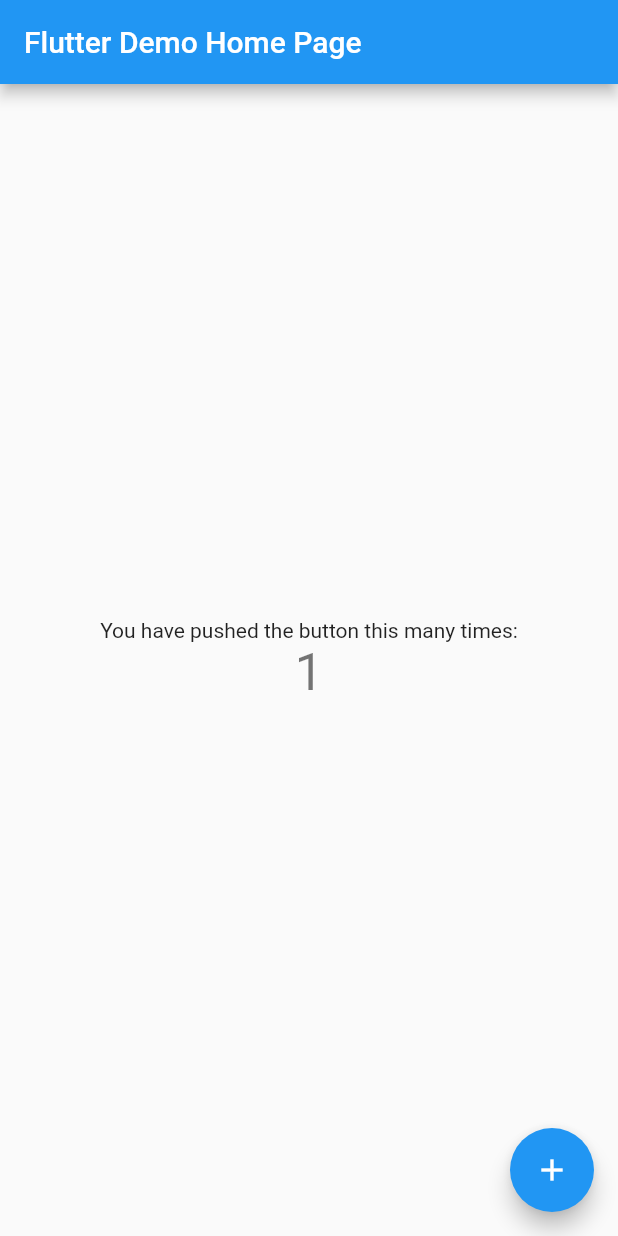
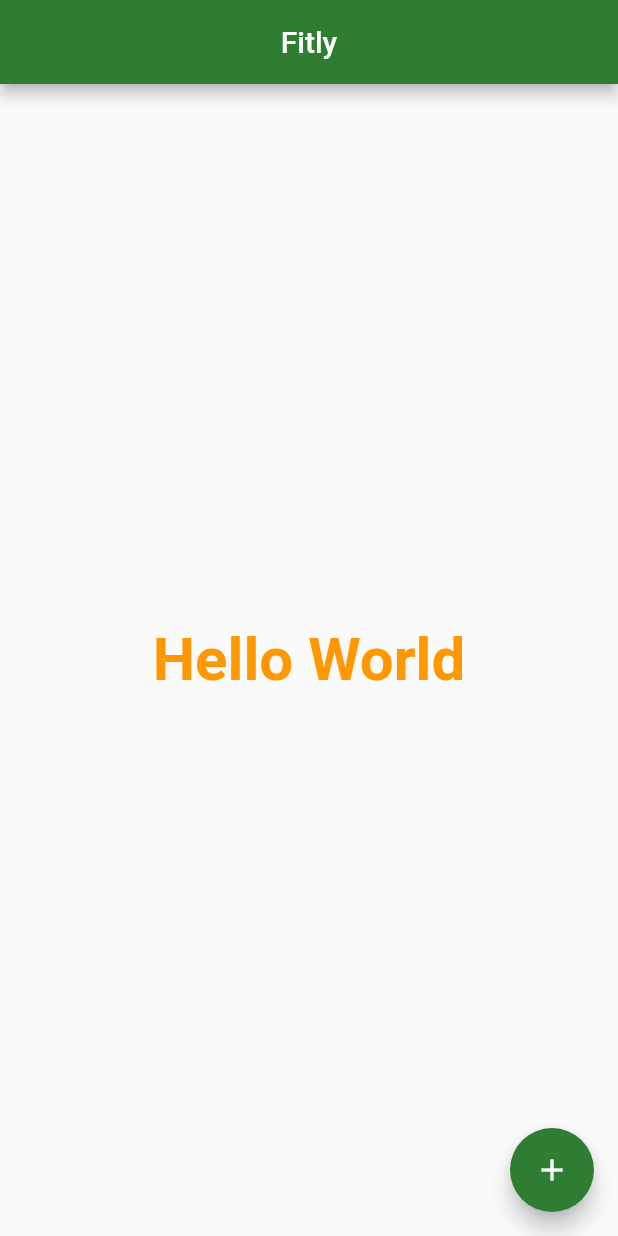
Before and after one commit to AfafAlalwan/fitly, a Flutter app: the screen it shows after launch, after a tap on the "add" icon, on a phone screen of 412 x 824 dp. Run offline on Flutter 3.47's test engine with Material 2 defaults, Android fonts, the light colour scheme and no system bars.

Commit message:
Update main.dart

```diff
--- a/lib/main.dart
+++ b/lib/main.dart
@@ -1,115 +1,26 @@
 import 'package:flutter/material.dart';
 
-void main() {
-  runApp(const MyApp());
-}
+void main() => runApp(MaterialApp(
+  home: Scaffold(
+    appBar: AppBar(
+      title: Text("Fitly"),
+      centerTitle: true,
+      backgroundColor: Colors.green[800],
+    ),
+    body: Center(
+      child: Text("Hello World",
+      style: TextStyle(
+        fontSize: 40,
+        fontWeight: FontWeight.bold,
+        color: Colors.orange,
+        //fontFamily: Font
+      )),
+    ),
+    floatingActionButton: FloatingActionButton(
+      onPressed: (){},
+      child: Icon(Icons.add),
+      backgroundColor: Colors.green[800],
+    ),
+  ),
 
-class MyApp extends StatelessWidget {
-  const MyApp({super.key});
-
-  // This widget is the root of your application.
-  @override
-  Widget build(BuildContext context) {
-    return MaterialApp(
-      title: 'Flutter Demo',
-      theme: ThemeData(
-        // This is the theme of your application.
-        //
-        // Try running your application with "flutter run". You'll see the
-        // application has a blue toolbar. Then, without quitting the app, try
-        // changing the primarySwatch below to Colors.green and then invoke
-        // "hot reload" (press "r" in the console where you ran "flutter run",
-        // or simply save your changes to "hot reload" in a Flutter IDE).
-        // Notice that the counter didn't reset back to zero; the application
-        // is not restarted.
-        primarySwatch: Colors.blue,
-      ),
-      home: const MyHomePage(title: 'Flutter Demo Home Page'),
-    );
-  }
-}
-
-class MyHomePage extends StatefulWidget {
-  const MyHomePage({super.key, required this.title});
-
-  // This widget is the home page of your application. It is stateful, meaning
-  // that it has a State object (defined below) that contains fields that affect
-  // how it looks.
-
-  // This class is the configuration for the state. It holds the values (in this
-  // case the title) provided by the parent (in this case the App widget) and
-  // used by the build method of the State. Fields in a Widget subclass are
-  // always marked "final".
-
-  final String title;
-
-  @override
-  State<MyHomePage> createState() => _MyHomePageState();
-}
-
-class _MyHomePageState extends State<MyHomePage> {
-  int _counter = 0;
-
-  void _incrementCounter() {
-    setState(() {
-      // This call to setState tells the Flutter framework that something has
-      // changed in this State, which causes it to rerun the build method below
-      // so that the display can reflect the updated values. If we changed
-      // _counter without calling setState(), then the build method would not be
-      // called again, and so nothing would appear to happen.
-      _counter++;
-    });
-  }
-
-  @override
-  Widget build(BuildContext context) {
-    // This method is rerun every time setState is called, for instance as done
-    // by the _incrementCounter method above.
-    //
-    // The Flutter framework has been optimized to make rerunning build methods
-    // fast, so that you can just rebuild anything that needs updating rather
-    // than having to individually change instances of widgets.
-    return Scaffold(
-      appBar: AppBar(
-        // Here we take the value from the MyHomePage object that was created by
-        // the App.build method, and use it to set our appbar title.
-        title: Text(widget.title),
-      ),
-      body: Center(
-        // Center is a layout widget. It takes a single child and positions it
-        // in the middle of the parent.
-        child: Column(
-          // Column is also a layout widget. It takes a list of children and
-          // arranges them vertically. By default, it sizes itself to fit its
-          // children horizontally, and tries to be as tall as its parent.
-          //
-          // Invoke "debug painting" (press "p" in the console, choose the
-          // "Toggle Debug Paint" action from the Flutter Inspector in Android
-          // Studio, or the "Toggle Debug Paint" command in Visual Studio Code)
-          // to see the wireframe for each widget.
-          //
-          // Column has various properties to control how it sizes itself and
-          // how it positions its children. Here we use mainAxisAlignment to
-          // center the children vertically; the main axis here is the vertical
-          // axis because Columns are vertical (the cross axis would be
-          // horizontal).
-          mainAxisAlignment: MainAxisAlignment.center,
-          children: <Widget>[
-            const Text(
-              'You have pushed the button this many times:',
-            ),
-            Text(
-              '$_counter',
-              style: Theme.of(context).textTheme.headlineMedium,
-            ),
-          ],
-        ),
-      ),
-      floatingActionButton: FloatingActionButton(
-        onPressed: _incrementCounter,
-        tooltip: 'Increment',
-        child: const Icon(Icons.add),
-      ), // This trailing comma makes auto-formatting nicer for build methods.
-    );
-  }
-}
+));
```
